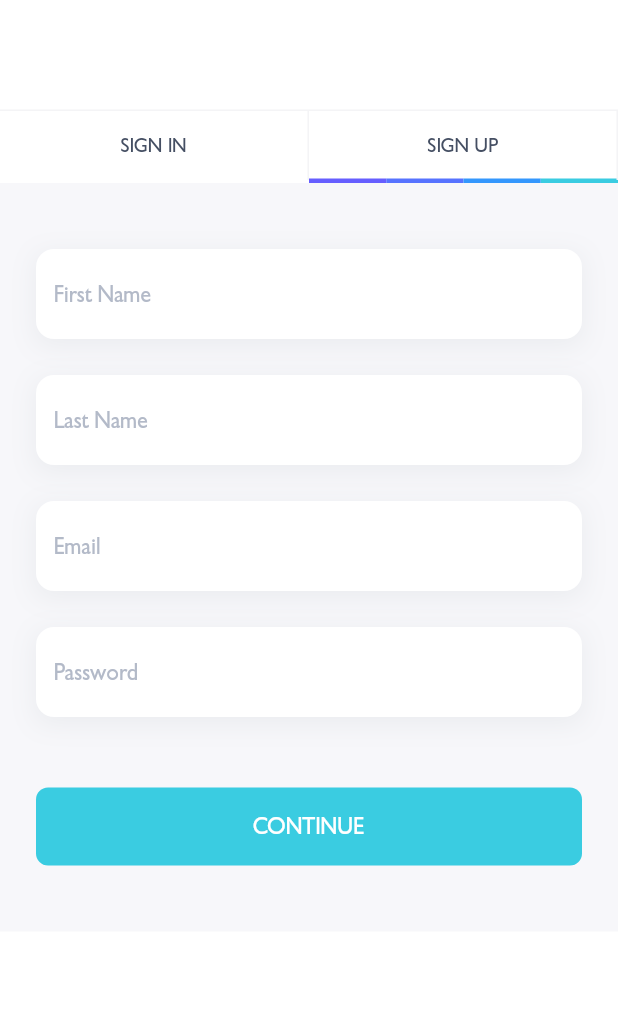
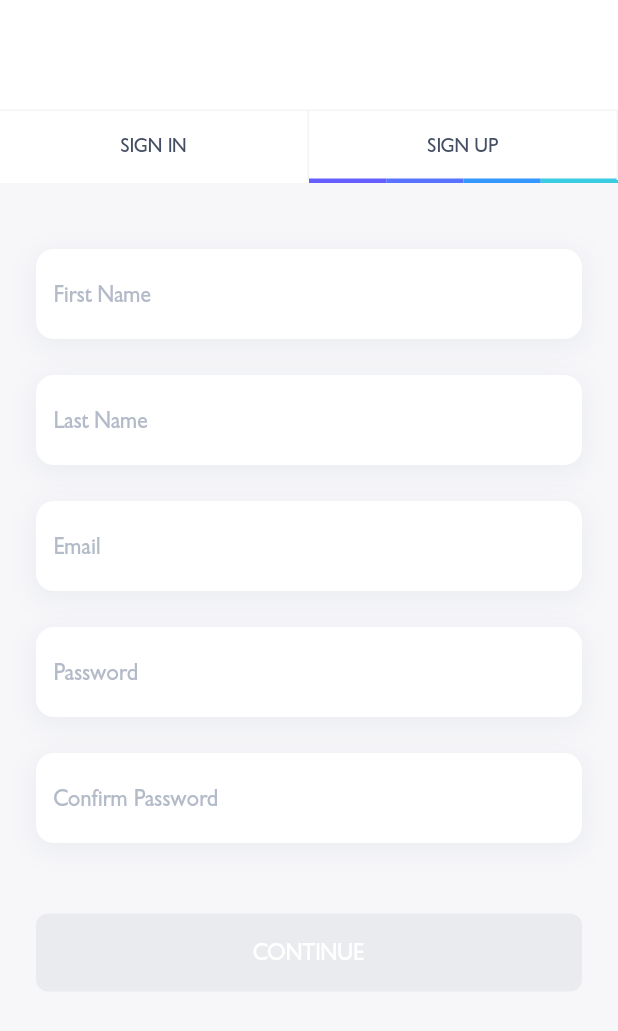
Before and after one commit to madunagu/wetrek-app, a Flutter app: the screen it shows after launch, tab 2 chosen, on a phone screen of 412 x 824 dp. Shown: the top 1031 px of the screen. Run offline on Flutter 3.47's test engine with Material 2 defaults, Android fonts, the phone set to English and light mode, and no system bars; our stand-ins replace bloc, equatable, flutter_bloc, flutter_secure_storage, formz, geolocator and 3 more; missing offline and left inert: laravel_echo, pusher_client; accounts and stored records are empty; project files that could hold a hidden picture were left out.

Commit message:
login and registration revamp

```diff
--- a/lib/blocs/events/login.event.dart
+++ b/lib/blocs/events/login.event.dart
@@ -8,17 +8,62 @@ abstract class LoginEvent extends Equatable {
   List<Object> get props => [];
 }
 
-class LoginUsernameChanged extends LoginEvent {
-  const LoginUsernameChanged(this.username);
+class LoginEmailChanged extends LoginEvent {
+  const LoginEmailChanged(this.email);
 
-  final String username;
+  final String email;
 
   @override
-  List<Object> get props => [username];
+  List<Object> get props => [email];
 }
 
 class LoginPasswordChanged extends LoginEvent {
   const LoginPasswordChanged(this.password);
+
+  final String password;
+
+  @override
+  List<Object> get props => [password];
+}
+
+class RegisterFirstNameChanged extends LoginEvent {
+  const RegisterFirstNameChanged(this.firstName);
+
+  final String firstName;
+
+  @override
+  List<Object> get props => [firstName];
+}
+
+class RegisterLastNameChanged extends LoginEvent {
+  const RegisterLastNameChanged(this.lastName);
+
+  final String lastName;
+
+  @override
+  List<Object> get props => [lastName];
+}
+
+class RegisterEmailChanged extends LoginEvent {
+  const RegisterEmailChanged(this.email);
+
+  final String email;
+
+  @override
+  List<Object> get props => [email];
+}
+
+class RegisterPasswordChanged extends LoginEvent {
+  const RegisterPasswordChanged(this.password);
+
+  final String password;
+
+  @override
+  List<Object> get props => [password];
+}
+
+class RegisterConfirmPasswordChanged extends LoginEvent {
+  const RegisterConfirmPasswordChanged(this.password);
 
   final String password;
 
@@ -31,22 +76,5 @@ class LoginSubmitted extends LoginEvent {
 }
 
 class RegisterSubmitted extends LoginEvent {
-  final String firstName;
-  final String lastName;
-  final String email;
-  final String password;
-
-  const RegisterSubmitted({
-    required this.firstName,
-    required this.lastName,
-    required this.email,
-    required this.password,
-  });
-
-  @override
-  List<Object> get props => [firstName, lastName, email];
-
-  @override
-  String toString() =>
-      'RegisterSubmitted { name: $firstName $lastName, email: $email }';
+  const RegisterSubmitted();
 }
--- a/lib/blocs/login.bloc.dart
+++ b/lib/blocs/login.bloc.dart
@@ -20,26 +20,25 @@ class LoginBloc extends Bloc<LoginEvent, LoginState> {
   Stream<LoginState> mapEventToState(
     LoginEvent event,
   ) async* {
-    if (event is LoginUsernameChanged) {
-      yield _mapUsernameChangedToState(event, state);
+    if (event is LoginEmailChanged) {
+      yield _mapEmailChangedToState(event, state);
+    } else if (event is RegisterEmailChanged) {
+      yield _mapRegisterEmailChangedToState(event, state);
     } else if (event is LoginPasswordChanged) {
       yield _mapPasswordChangedToState(event, state);
+    } else if (event is RegisterPasswordChanged) {
+      yield _mapRegisterPasswordChangedToState(event, state);
+    } else if (event is RegisterFirstNameChanged) {
+      yield _mapFirstNameChangedToState(event, state);
+    } else if (event is RegisterLastNameChanged) {
+      yield _mapLastNameChangedToState(event, state);
+    } else if (event is RegisterConfirmPasswordChanged) {
+      yield _mapConfirmPasswordChangedToState(event, state);
     } else if (event is LoginSubmitted) {
       yield* _mapLoginSubmittedToState(event, state);
     } else if (event is RegisterSubmitted) {
       yield* _mapRegisterSubmittedToState(event, state);
     }
-  }
-
-  LoginState _mapUsernameChangedToState(
-    LoginUsernameChanged event,
-    LoginState state,
-  ) {
-    final username = Username.dirty(event.username);
-    return state.copyWith(
-      username: username,
-      status: Formz.validate([state.password, username]),
-    );
   }
 
   LoginState _mapPasswordChangedToState(
@@ -49,7 +48,103 @@ class LoginBloc extends Bloc<LoginEvent, LoginState> {
     final password = Password.dirty(event.password);
     return state.copyWith(
       password: password,
-      status: Formz.validate([password, state.username]),
+      status: Formz.validate([password, state.email]),
+    );
+  }
+
+  LoginState _mapRegisterPasswordChangedToState(
+    RegisterPasswordChanged event,
+    LoginState state,
+  ) {
+    final password = Password.dirty(event.password);
+    return state.copyWith(
+      password: password,
+      status: Formz.validate([
+        password,
+        state.firstName,
+        state.lastName,
+        // state.email,
+        // state.confirmPassword
+      ]),
+    );
+  }
+
+  LoginState _mapFirstNameChangedToState(
+    RegisterFirstNameChanged event,
+    LoginState state,
+  ) {
+    final firstName = FirstName.dirty(event.firstName);
+    return state.copyWith(
+      firstName: firstName,
+      status: Formz.validate([
+        firstName,
+        state.lastName,
+        state.email,
+        state.password,
+        // state.confirmPassword
+      ]),
+    );
+  }
+
+  LoginState _mapLastNameChangedToState(
+    RegisterLastNameChanged event,
+    LoginState state,
+  ) {
+    final lastName = LastName.dirty(event.lastName);
+    return state.copyWith(
+      lastName: lastName,
+      status: Formz.validate([
+        lastName,
+        state.firstName,
+        state.email,
+        state.password,
+        // state.confirmPassword
+      ]),
+    );
+  }
+
+  LoginState _mapEmailChangedToState(
+    LoginEmailChanged event,
+    LoginState state,
+  ) {
+    final email = Email.dirty(event.email);
+    return state.copyWith(
+      email: email,
+      status: Formz.validate([email, state.password]),
+    );
+  }
+
+  LoginState _mapRegisterEmailChangedToState(
+    RegisterEmailChanged event,
+    LoginState state,
+  ) {
+    final email = Email.dirty(event.email);
+    return state.copyWith(
+      email: email,
+      status: Formz.validate([
+        email,
+        state.firstName,
+        state.lastName,
+        state.password,
+        // state.confirmPassword
+      ]),
+    );
+  }
+
+  LoginState _mapConfirmPasswordChangedToState(
+    RegisterConfirmPasswordChanged event,
+    LoginState state,
+  ) {
+    final confirmPassword = ConfirmPassword.dirty(event.password);
+    return state.copyWith(
+      confirmPassword: confirmPassword,
+      status: Formz.validate([
+        confirmPassword,
+        // state.firstName,
+        // state.lastName,
+        // state.email,
+        // state.password,
+      ]),
     );
   }
 
@@ -61,7 +156,7 @@ class LoginBloc extends Bloc<LoginEvent, LoginState> {
       yield state.copyWith(status: FormzStatus.submissionInProgress);
       try {
         await _authenticationRepository.logIn(
-          email: state.username.value,
+          email: state.email.value,
           password: state.password.value,
         );
         yield state.copyWith(
@@ -76,6 +171,8 @@ class LoginBloc extends Bloc<LoginEvent, LoginState> {
         log(e.toString());
         yield state.copyWith(status: FormzStatus.submissionFailure, error: e);
       }
+    } else {
+      yield state.copyWith(status: FormzStatus.submissionFailure);
     }
   }
 
@@ -83,21 +180,24 @@ class LoginBloc extends Bloc<LoginEvent, LoginState> {
     RegisterSubmitted event,
     LoginState state,
   ) async* {
+    log('registering ');
     if (state.status.isValidated) {
       yield state.copyWith(status: FormzStatus.submissionInProgress);
       try {
         await _authenticationRepository.signUp(
-          firstName: event.firstName,
-          lastName: event.lastName,
-          email: event.email,
-          password: event.password,
+          firstName: state.firstName.value,
+          lastName: state.lastName.value,
+          email: state.email.value,
+          password: state.password.value,
         );
         yield state.copyWith(
             status: FormzStatus.submissionSuccess, error: null);
       } on ValidationErrorException catch (e, _) {
         log(e.errors.toString());
         yield state.copyWith(
-            status: FormzStatus.invalid, validationErrors: e.errors);
+          status: FormzStatus.invalid,
+          validationErrors: e.errors,
+        );
       } on MyException catch (e, _) {
         yield state.copyWith(status: FormzStatus.submissionFailure, error: e);
       } on Exception catch (e) {
--- a/lib/blocs/states/login.state.dart
+++ b/lib/blocs/states/login.state.dart
@@ -2,15 +2,6 @@ import 'package:equatable/equatable.dart';
 import 'package:formz/formz.dart';
 import 'package:wetrek/network/exceptions.dart';
 
-class Username extends FormzInput<String, String> {
-  const Username.pure() : super.pure('');
-  const Username.dirty([String value = '']) : super.dirty(value);
-
-  @override
-  String? validator(String? value) {
-    return value?.isNotEmpty == true ? null : 'Username Is Empty';
-  }
-}
 
 class Password extends FormzInput<String, String> {
   const Password.pure() : super.pure('');
@@ -22,37 +13,89 @@ class Password extends FormzInput<String, String> {
   }
 }
 
+class FirstName extends FormzInput<String, String> {
+  const FirstName.pure() : super.pure('');
+  const FirstName.dirty([String value = '']) : super.dirty(value);
+
+  @override
+  String? validator(String? value) {
+    return value?.isNotEmpty == true ? null : 'First Name Is Empty';
+  }
+}
+
+class LastName extends FormzInput<String, String> {
+  const LastName.pure() : super.pure('');
+  const LastName.dirty([String value = '']) : super.dirty(value);
+
+  @override
+  String? validator(String? value) {
+    return value?.isNotEmpty == true ? null : 'Last Name Is Empty';
+  }
+}
+
+class Email extends FormzInput<String, String> {
+  const Email.pure() : super.pure('');
+  const Email.dirty([String value = '']) : super.dirty(value);
+
+  @override
+  String? validator(String? value) {
+    return value?.isNotEmpty == true ? null : 'Email Is Empty';
+  }
+}
+
+class ConfirmPassword extends FormzInput<String, String> {
+  const ConfirmPassword.pure() : super.pure('');
+  const ConfirmPassword.dirty([String value = '']) : super.dirty(value);
+
+  @override
+  String? validator(String? value) {
+    return value?.isNotEmpty == true ? null : 'ConfirmPassword Is Empty';
+  }
+}
+
 class LoginState extends Equatable {
   const LoginState({
     this.status = FormzStatus.pure,
-    this.username = const Username.pure(),
     this.password = const Password.pure(),
+    this.firstName = const FirstName.pure(),
+    this.lastName = const LastName.pure(),
+    this.email = const Email.pure(),
+    this.confirmPassword = const ConfirmPassword.pure(),
     this.validationErrors = const {},
     this.error,
   });
 
   final FormzStatus status;
-  final Username username;
   final Password password;
+  final FirstName firstName;
+  final LastName lastName;
+  final Email email;
+  final ConfirmPassword confirmPassword;
   final Map<String, dynamic> validationErrors;
   final Exception? error;
 
   LoginState copyWith({
     FormzStatus? status,
-    Username? username,
     Password? password,
+    FirstName? firstName,
+    LastName? lastName,
+    Email? email,
+    ConfirmPassword? confirmPassword,
     Map<String, dynamic>? validationErrors,
     Exception? error,
   }) {
     return LoginState(
       status: status ?? this.status,
-      username: username ?? this.username,
       password: password ?? this.password,
+      firstName: firstName ?? this.firstName,
+      lastName: lastName ?? this.lastName,
+      email: email ?? this.email,
+      confirmPassword: confirmPassword ?? this.confirmPassword,
       validationErrors: validationErrors ?? this.validationErrors,
       error: error,
     );
   }
 
   @override
-  List<Object> get props => [status, username, password, validationErrors];
+  List<Object> get props => [status, email, password, validationErrors];
 }
--- a/lib/models/user.dart
+++ b/lib/models/user.dart
@@ -37,7 +37,7 @@ class User extends Messagable {
       token: json['token'] != null ? json['token'] as String : null,
       phone: json['phone'] != null ? json['phone'] as String : null,
       picture: Picture.fromJson(json['picture']),
-      settings: Settings.fromJson(json['settings']),
+      settings: Settings.fromJson(json['setting']),
       following: json['following'] != null
           ? (json['following'] as List? ?? []).map((e) => e as int).toList()
           : null,
--- a/lib/screens/login_screen.dart
+++ b/lib/screens/login_screen.dart
@@ -106,15 +106,19 @@ class _LoginButton extends StatelessWidget {
         return state.status.isSubmissionInProgress
             ? const CircularProgressIndicator()
             : GestureDetector(
-                onTap: state.status.isValidated
-                    ? () {
-                        onTap();
-                      }
-                    : null,
+                onTap:
+                    //  state.status.isValidated ?
+                    () {
+                  onTap();
+                }
+                // : null
+                ,
                 child: Container(
                   decoration: BoxDecoration(
                     borderRadius: BorderRadius.circular(8),
-                    color: Color(0xff3ACCE1),
+                    color: state.status.isValidated
+                        ? Color(0xff3ACCE1)
+                        : Color(0xffE9EBEF),
                   ),
                   padding: EdgeInsets.all(16),
                   width: double.infinity,
@@ -138,14 +142,34 @@ class _EmailInput extends StatelessWidget {
   @override
   Widget build(BuildContext context) {
     return BlocBuilder<LoginBloc, LoginState>(
-      buildWhen: (previous, current) => previous.username != current.username,
+      buildWhen: (previous, current) => previous.email != current.email,
       builder: (context, state) {
         return MyInput(
-          key: const Key('loginForm_usernameInput_textField'),
-          onChanged: (username) =>
-              context.read<LoginBloc>().add(LoginUsernameChanged(username)),
-          errorText: state.username.invalid
-              ? state.validationErrors['email'] ?? state.username.error
+          key: const Key('loginForm_emailInput_textField'),
+          onChanged: (email) =>
+              context.read<LoginBloc>().add(LoginEmailChanged(email)),
+          errorText: state.email.invalid
+              ? state.validationErrors['email'] ?? state.email.error
+              : null,
+          hintText: 'Email',
+        );
+      },
+    );
+  }
+}
+
+class _RegisterEmailInput extends StatelessWidget {
+  @override
+  Widget build(BuildContext context) {
+    return BlocBuilder<LoginBloc, LoginState>(
+      buildWhen: (previous, current) => previous.email != current.email,
+      builder: (context, state) {
+        return MyInput(
+          key: const Key('loginForm_emailInput_textField'),
+          onChanged: (email) =>
+              context.read<LoginBloc>().add(RegisterEmailChanged(email)),
+          errorText: state.email.invalid
+              ? state.validationErrors['email'] ?? state.email.error
               : null,
           hintText: 'Email',
         );
@@ -169,6 +193,91 @@ class _PasswordInput extends StatelessWidget {
           errorText: state.password.invalid
               ? state.validationErrors['password'] ?? state.password.error
               : null,
+        );
+      },
+    );
+  }
+}
+
+class _RegisterPasswordInput extends StatelessWidget {
+  @override
+  Widget build(BuildContext context) {
+    return BlocBuilder<LoginBloc, LoginState>(
+      buildWhen: (previous, current) => previous.password != current.password,
+      builder: (context, state) {
+        return MyInput(
+          key: const Key('loginForm_passwordInput_textField'),
+          onChanged: (password) =>
+              context.read<LoginBloc>().add(RegisterPasswordChanged(password)),
+          obscureText: true,
+          hintText: 'Password',
+          errorText: state.password.invalid
+              ? state.validationErrors['password'] ?? state.password.error
+              : null,
+        );
+      },
+    );
+  }
+}
+
+class _FirstNameInput extends StatelessWidget {
+  @override
+  Widget build(BuildContext context) {
+    return BlocBuilder<LoginBloc, LoginState>(
+      buildWhen: (previous, current) => previous.firstName != current.firstName,
+      builder: (context, state) {
+        return MyInput(
+          key: const Key('loginForm_firstNameInput_textField'),
+          onChanged: (firstName) => context
+              .read<LoginBloc>()
+              .add(RegisterFirstNameChanged(firstName)),
+          errorText: state.firstName.invalid
+              ? state.validationErrors['first_name'] ?? state.firstName.error
+              : null,
+          hintText: 'First Name',
+        );
+      },
+    );
+  }
+}
+
+class _LastNameInput extends StatelessWidget {
+  @override
+  Widget build(BuildContext context) {
+    return BlocBuilder<LoginBloc, LoginState>(
+      buildWhen: (previous, current) => previous.lastName != current.lastName,
+      builder: (context, state) {
+        return MyInput(
+          key: const Key('loginForm_lastNameInput_textField'),
+          onChanged: (lastName) =>
+              context.read<LoginBloc>().add(RegisterLastNameChanged(lastName)),
+          errorText: state.lastName.invalid
+              ? state.validationErrors['last_name'] ?? state.lastName.error
+              : null,
+          hintText: 'Last Name',
+        );
+      },
+    );
+  }
+}
+
+class _ConfirmPasswordInput extends StatelessWidget {
+  @override
+  Widget build(BuildContext context) {
+    return BlocBuilder<LoginBloc, LoginState>(
+      buildWhen: (previous, current) =>
+          previous.confirmPassword != current.confirmPassword,
+      builder: (context, state) {
+        return MyInput(
+          key: const Key('loginForm_confirmPasswordInput_textField'),
+          obscureText: true,
+          onChanged: (password) => context
+              .read<LoginBloc>()
+              .add(RegisterConfirmPasswordChanged(password)),
+          errorText: state.confirmPassword.invalid
+              ? state.validationErrors['password'] ?? state.password.error
+              : null,
+          hintText: 'Confirm Password',
         );
       },
     );
@@ -252,80 +361,55 @@ class LoginForm extends StatelessWidget {
   }
 }
 
-class RegisterForm extends StatefulWidget {
-  @override
-  _RegisterFormState createState() => _RegisterFormState();
-}
-
-class _RegisterFormState extends State<RegisterForm> {
-  late TabController tabController;
-  late final TextEditingController firstNameController;
-  late final TextEditingController lastNameController;
-  late final TextEditingController emailController;
-  late final TextEditingController passwordController;
-
-  @override
-  void initState() {
-    firstNameController = TextEditingController();
-    lastNameController = TextEditingController();
-    emailController = TextEditingController();
-    passwordController = TextEditingController();
-    super.initState();
-  }
-
-  @override
-  void dispose() {
-    emailController.dispose();
-    passwordController.dispose();
-    firstNameController.dispose();
-    lastNameController.dispose();
-    super.dispose();
-  }
-
-  _onRegisterPressed() {
-    context.read<LoginBloc>().add(
-          RegisterSubmitted(
-            firstName: firstNameController.value.text,
-            lastName: lastNameController.value.text,
-            email: emailController.value.text,
-            password: passwordController.value.text,
-          ),
-        );
-  }
-
+class RegisterForm extends StatelessWidget {
   @override
   Widget build(BuildContext context) {
-    return BlocBuilder<LoginBloc, LoginState>(builder: (context, state) {
-      return SingleChildScrollView(
+    return BlocListener<LoginBloc, LoginState>(
+      listener: (BuildContext context, LoginState state) {
+        if (state.status.isSubmissionFailure) {
+          switch (state.error.runtimeType) {
+            case SocketException:
+              showDialog(
+                context: context,
+                builder: (BuildContext context) => ErrorPopup(
+                  title: 'NETWORK ERROR OCCURED',
+                  body: state.error.toString(),
+                ),
+              );
+              break;
+            default:
+              showDialog(
+                context: context,
+                builder: (BuildContext context) => ErrorPopup(
+                  title: 'REGISTRATION FAILED!',
+                  body: state.error.toString(),
+                ),
+              );
+          }
+        }
+      },
+      child: SingleChildScrollView(
         child: Container(
           padding: EdgeInsets.symmetric(horizontal: 24, vertical: 44),
           color: Color(0xffF7F7FA),
           width: MediaQuery.of(context).size.width,
           child: Column(children: [
-            MyInput(
-              hintText: 'First Name',
-              controller: firstNameController,
-            ),
-            MyInput(
-              hintText: 'Last Name',
-              controller: lastNameController,
-            ),
-            MyInput(
-              hintText: 'Email',
-              controller: emailController,
-            ),
-            MyInput(
-              hintText: 'Password',
-              obscureText: true,
-              controller: passwordController,
-            ),
+            _FirstNameInput(),
+            _LastNameInput(),
+            _RegisterEmailInput(),
+            _RegisterPasswordInput(),
+            _ConfirmPasswordInput(),
             SizedBox(
               height: 23,
             ),
-            _LoginButton(onTap: _onRegisterPressed),
+            _LoginButton(
+              onTap: () {
+                context.read<LoginBloc>().add(const RegisterSubmitted());
+              },
+            ),
           ]),
         ),
-      );
-    });
+      ),
+    );
   }
 }
--- a/lib/screens/settings_screen.dart
+++ b/lib/screens/settings_screen.dart
@@ -25,7 +25,11 @@ class _SettingsScreenState extends State<SettingsScreen> with MyPopupMixin {
 
   void saveSettings() {
     showLoader();
+  }
 
+  initState() {
+    // this
+    super.initState();
   }
 
   void changed(int i, bool val) {
--- a/pubspec.yaml
+++ b/pubspec.yaml
@@ -27,6 +27,7 @@ dependencies:
   pusher_client: ^2.0.0
   rxdart: ^0.27.1
   timeago: ^3.1.0
+  image_picker:
 #  geolocator: ^7.0.3
 #  geocoding: ^2.0.0
 
```
Also changed, not shown: lib/models/settings.dart (+15 -3 lines), pubspec.lock.
